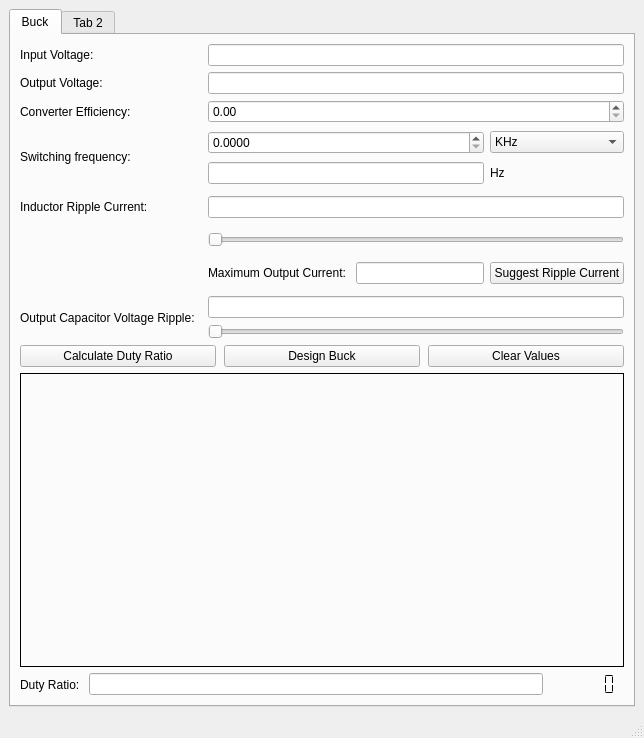
Old version of the form project_driver.ui in the repository Cubesat-EPS-Project/project_driver.
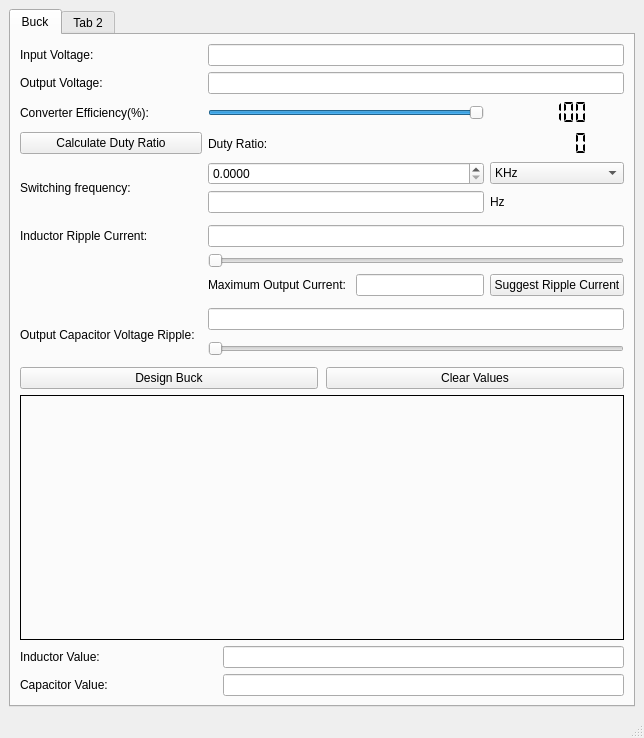
New version of the form. Icons and pictures are not drawn.

```diff
--- a/project_driver.ui
+++ b/project_driver.ui
@@ -24,93 +24,73 @@
         </property>
         <widget class="QWidget" name="bck">
          <attribute name="icon">
-          <iconset theme="go-down"/>
+          <iconset theme="go-down">
+           <normaloff>.</normaloff>.</iconset>
          </attribute>
          <attribute name="title">
           <string>Buck</string>
          </attribute>
          <layout class="QGridLayout" name="gridLayout_9">
-          <item row="2" column="0">
-           <widget class="QLabel" name="label_13">
-            <property name="layoutDirection">
-             <enum>Qt::LeftToRight</enum>
+          <item row="1" column="0">
+           <layout class="QHBoxLayout" name="horizontalLayout_2">
+            <property name="spacing">
+             <number>8</number>
             </property>
-            <property name="frameShape">
-             <enum>QFrame::Panel</enum>
+            <property name="rightMargin">
+             <number>0</number>
             </property>
-            <property name="text">
-             <string/>
+            <property name="bottomMargin">
+             <number>0</number>
             </property>
-            <property name="pixmap">
-             <pixmap resource="r1.qrc">:/new/prefix1/Buck_converter.svg</pixmap>
-            </property>
-            <property name="scaledContents">
-             <bool>false</bool>
-            </property>
-            <property name="alignment">
-             <set>Qt::AlignCenter</set>
-            </property>
-            <property name="wordWrap">
-             <bool>false</bool>
-            </property>
-            <property name="buddy">
-             <cstring></cstring>
-            </property>
-           </widget>
+            <item>
+             <widget class="QPushButton" name="designbtn">
+              <property name="text">
+               <string>Design Buck</string>
+              </property>
+             </widget>
+            </item>
+            <item>
+             <widget class="QPushButton" name="clrbtn">
+              <property name="text">
+               <string>Clear Values</string>
+              </property>
+             </widget>
+            </item>
+           </layout>
           </item>
           <item row="0" column="0">
            <layout class="QGridLayout" name="gridLayout_3">
-            <item row="3" column="0">
-             <widget class="QLabel" name="label_15">
+            <item row="9" column="0">
+             <widget class="QLabel" name="label_4">
               <property name="text">
-               <string>Converter Efficiency:</string>
+               <string>Inductor Ripple Current: </string>
               </property>
              </widget>
             </item>
-            <item row="11" column="2">
-             <widget class="QPushButton" name="irpsugg">
-              <property name="text">
-               <string>Suggest Ripple Current</string>
+            <item row="13" column="0" colspan="3">
+             <spacer name="horizontalSpacer_2">
+              <property name="orientation">
+               <enum>Qt::Horizontal</enum>
               </property>
-             </widget>
-            </item>
-            <item row="4" column="2" rowspan="2">
-             <widget class="QComboBox" name="swfm">
-              <property name="minimumSize">
+              <property name="sizeHint" stdset="0">
                <size>
-                <width>0</width>
-                <height>0</height>
+                <width>40</width>
+                <height>6</height>
                </size>
               </property>
-              <property name="maximumSize">
-               <size>
-                <width>457457</width>
-                <height>16777215</height>
-               </size>
-              </property>
-              <item>
-               <property name="text">
-                <string>KHz</string>
-               </property>
-              </item>
-              <item>
-               <property name="text">
-                <string>MHz</string>
-               </property>
-              </item>
-             </widget>
+             </spacer>
             </item>
-            <item row="2" column="0">
-             <widget class="QLabel" name="label_2">
+            <item row="2" column="1" colspan="2">
+             <widget class="QLineEdit" name="vout"/>
+            </item>
+            <item row="7" column="2">
+             <widget class="QLabel" name="label_12">
               <property name="text">
-               <string>Output Voltage: </string>
+               <string>Hz</string>
               </property>
              </widget>
             </item>
-            <item row="1" column="1" colspan="2">
-             <widget class="QLineEdit" name="vin"/>
-            </item>
-            <item row="4" column="1" rowspan="2">
+            <item row="5" column="1" rowspan="2">
              <widget class="QDoubleSpinBox" name="swf">
               <property name="minimumSize">
                <size>
@@ -138,48 +118,64 @@
               </property>
              </widget>
             </item>
+            <item row="2" column="0">
+             <widget class="QLabel" name="label_2">
+              <property name="text">
+               <string>Output Voltage: </string>
+              </property>
+             </widget>
+            </item>
+            <item row="8" column="0" colspan="3">
+             <spacer name="horizontalSpacer">
+              <property name="orientation">
+               <enum>Qt::Horizontal</enum>
+              </property>
+              <property name="sizeHint" stdset="0">
+               <size>
+                <width>20</width>
+                <height>6</height>
+               </size>
+              </property>
+             </spacer>
+            </item>
             <item row="14" column="1" colspan="2">
-             <widget class="QSlider" name="horizontalSlider_2">
-              <property name="orientation">
-               <enum>Qt::Horizontal</enum>
-              </property>
-             </widget>
+             <widget class="QLineEdit" name="vripp"/>
             </item>
-            <item row="8" column="0">
-             <widget class="QLabel" name="label_4">
-              <property name="text">
-               <string>Inductor Ripple Current: </string>
+            <item row="3" column="2">
+             <widget class="QLCDNumber" name="lcdNumber_2">
+              <property name="minimumSize">
+               <size>
+                <width>39</width>
+                <height>25</height>
+               </size>
               </property>
-             </widget>
-            </item>
-            <item row="13" column="0" rowspan="2">
-             <widget class="QLabel" name="label_5">
-              <property name="text">
-               <string>Output Capacitor Voltage Ripple:  </string>
+              <property name="frameShape">
+               <enum>QFrame::Box</enum>
               </property>
-             </widget>
-            </item>
-            <item row="9" column="1" rowspan="2" colspan="2">
-             <widget class="QSlider" name="ilrippslider">
-              <property name="orientation">
-               <enum>Qt::Horizontal</enum>
+              <property name="frameShadow">
+               <enum>QFrame::Raised</enum>
               </property>
-             </widget>
-            </item>
-            <item row="3" column="1" colspan="2">
-             <widget class="QDoubleSpinBox" name="eff">
-              <property name="maximum">
+              <property name="lineWidth">
+               <number>1</number>
+              </property>
+              <property name="midLineWidth">
+               <number>-1</number>
+              </property>
+              <property name="smallDecimalPoint">
+               <bool>false</bool>
+              </property>
+              <property name="segmentStyle">
+               <enum>QLCDNumber::Flat</enum>
+              </property>
+              <property name="value" stdset="0">
                <double>100.000000000000000</double>
               </property>
-              <property name="singleStep">
-               <double>0.500000000000000</double>
-              </property>
              </widget>
             </item>
-            <item row="2" column="1" colspan="2">
-             <widget class="QLineEdit" name="vout"/>
+            <item row="1" column="1" colspan="2">
+             <widget class="QLineEdit" name="vin"/>
             </item>
-            <item row="11" column="1">
+            <item row="12" column="1">
              <layout class="QHBoxLayout" name="horizontalLayout_4">
               <property name="topMargin">
                <number>0</number>
@@ -200,41 +196,62 @@
               </item>
              </layout>
             </item>
-            <item row="7" column="0" colspan="3">
-             <spacer name="horizontalSpacer">
+            <item row="3" column="1">
+             <widget class="QSlider" name="horizontalSlider">
+              <property name="minimumSize">
+               <size>
+                <width>0</width>
+                <height>25</height>
+               </size>
+              </property>
+              <property name="sizeIncrement">
+               <size>
+                <width>0</width>
+                <height>0</height>
+               </size>
+              </property>
+              <property name="autoFillBackground">
+               <bool>false</bool>
+              </property>
+              <property name="minimum">
+               <number>400</number>
+              </property>
+              <property name="maximum">
+               <number>1000</number>
+              </property>
+              <property name="value">
+               <number>1000</number>
+              </property>
+              <property name="tracking">
+               <bool>true</bool>
+              </property>
               <property name="orientation">
                <enum>Qt::Horizontal</enum>
               </property>
-              <property name="sizeHint" stdset="0">
-               <size>
-                <width>20</width>
-                <height>6</height>
-               </size>
+              <property name="tickPosition">
+               <enum>QSlider::NoTicks</enum>
               </property>
-             </spacer>
+              <property name="tickInterval">
+               <number>1</number>
+              </property>
+             </widget>
             </item>
-            <item row="4" column="0" rowspan="3">
-             <widget class="QLabel" name="label_3">
+            <item row="14" column="0" rowspan="2">
+             <widget class="QLabel" name="label_5">
               <property name="text">
-               <string>Switching frequency: </string>
+               <string>Output Capacitor Voltage Ripple:  </string>
               </property>
              </widget>
             </item>
-            <item row="12" column="0" colspan="3">
-             <spacer name="horizontalSpacer_2">
+            <item row="10" column="1" rowspan="2" colspan="2">
+             <widget class="QSlider" name="ilrippslider">
               <property name="orientation">
                <enum>Qt::Horizontal</enum>
               </property>
-              <property name="sizeHint" stdset="0">
-               <size>
-                <width>40</width>
-                <height>6</height>
-               </size>
-              </property>
-             </spacer>
+             </widget>
             </item>
-            <item row="13" column="1" colspan="2">
-             <widget class="QLineEdit" name="vripp"/>
+            <item row="9" column="1" colspan="2">
+             <widget class="QLineEdit" name="iripp"/>
             </item>
             <item row="1" column="0">
              <widget class="QLabel" name="label">
@@ -243,10 +260,60 @@
               </property>
              </widget>
             </item>
-            <item row="8" column="1" colspan="2">
-             <widget class="QLineEdit" name="iripp"/>
+            <item row="12" column="2">
+             <widget class="QPushButton" name="irpsugg">
+              <property name="text">
+               <string>Suggest Ripple Current</string>
+              </property>
+             </widget>
             </item>
-            <item row="6" column="1">
+            <item row="5" column="2" rowspan="2">
+             <widget class="QComboBox" name="swfm">
+              <property name="minimumSize">
+               <size>
+                <width>0</width>
+                <height>0</height>
+               </size>
+              </property>
+              <property name="maximumSize">
+               <size>
+                <width>457457</width>
+                <height>16777215</height>
+               </size>
+              </property>
+              <item>
+               <property name="text">
+                <string>KHz</string>
+               </property>
+              </item>
+              <item>
+               <property name="text">
+                <string>MHz</string>
+               </property>
+              </item>
+             </widget>
+            </item>
+            <item row="5" column="0" rowspan="3">
+             <widget class="QLabel" name="label_3">
+              <property name="text">
+               <string>Switching frequency: </string>
+              </property>
+             </widget>
+            </item>
+            <item row="15" column="1" colspan="2">
+             <widget class="QSlider" name="horizontalSlider_2">
+              <property name="minimumSize">
+               <size>
+                <width>0</width>
+                <height>25</height>
+               </size>
+              </property>
+              <property name="orientation">
+               <enum>Qt::Horizontal</enum>
+              </property>
+             </widget>
+            </item>
+            <item row="7" column="1">
              <widget class="QLineEdit" name="swf_2">
               <property name="readOnly">
                <bool>true</bool>
@@ -256,57 +323,33 @@
               </property>
              </widget>
             </item>
-            <item row="6" column="2">
-             <widget class="QLabel" name="label_12">
+            <item row="3" column="0">
+             <widget class="QLabel" name="label_15">
               <property name="text">
-               <string>Hz</string>
+               <string>Converter Efficiency(%):</string>
               </property>
              </widget>
             </item>
-           </layout>
-          </item>
-          <item row="1" column="0">
-           <layout class="QHBoxLayout" name="horizontalLayout_2">
-            <property name="spacing">
-             <number>8</number>
-            </property>
-            <property name="rightMargin">
-             <number>0</number>
-            </property>
-            <property name="bottomMargin">
-             <number>0</number>
-            </property>
-            <item>
+            <item row="4" column="0">
              <widget class="QPushButton" name="pushButton">
               <property name="text">
                <string>Calculate Duty Ratio</string>
               </property>
              </widget>
             </item>
-            <item>
-             <widget class="QPushButton" name="designbtn">
+            <item row="4" column="1">
+             <widget class="QLabel" name="label_11">
               <property name="text">
-               <string>Design Buck</string>
+               <string>Duty Ratio: </string>
               </property>
              </widget>
             </item>
-            <item>
-             <widget class="QPushButton" name="clrbtn">
-              <property name="text">
-               <string>Clear Values</string>
-              </property>
-             </widget>
-            </item>
-           </layout>
-          </item>
-          <item row="3" column="0">
-           <layout class="QGridLayout" name="gridLayout_8">
-            <item row="0" column="2">
+            <item row="4" column="2">
              <widget class="QLCDNumber" name="lcdNumber">
               <property name="minimumSize">
                <size>
                 <width>75</width>
-                <height>21</height>
+                <height>25</height>
                </size>
               </property>
               <property name="frameShape">
@@ -316,7 +359,10 @@
                <number>-1</number>
               </property>
               <property name="smallDecimalPoint">
-               <bool>true</bool>
+               <bool>false</bool>
+              </property>
+              <property name="digitCount">
+               <number>5</number>
               </property>
               <property name="segmentStyle">
                <enum>QLCDNumber::Flat</enum>
@@ -326,15 +372,57 @@
               </property>
              </widget>
             </item>
-            <item row="0" column="0">
-             <widget class="QLabel" name="label_11">
+           </layout>
+          </item>
+          <item row="2" column="0">
+           <widget class="QLabel" name="label_13">
+            <property name="layoutDirection">
+             <enum>Qt::LeftToRight</enum>
+            </property>
+            <property name="frameShape">
+             <enum>QFrame::Panel</enum>
+            </property>
+            <property name="text">
+             <string/>
+            </property>
+            <property name="pixmap">
+             <pixmap resource="r1.qrc">:/new/prefix1/Buck_converter.svg</pixmap>
+            </property>
+            <property name="scaledContents">
+             <bool>false</bool>
+            </property>
+            <property name="alignment">
+             <set>Qt::AlignCenter</set>
+            </property>
+            <property name="wordWrap">
+             <bool>false</bool>
+            </property>
+            <property name="buddy">
+             <cstring></cstring>
+            </property>
+           </widget>
+          </item>
+          <item row="3" column="0">
+           <layout class="QGridLayout" name="gridLayout_8">
+            <item row="1" column="0">
+             <widget class="QLabel" name="label_16">
               <property name="text">
-               <string>Duty Ratio: </string>
+               <string>Inductor Value: </string>
               </property>
              </widget>
             </item>
-            <item row="0" column="1">
-             <widget class="QLineEdit" name="duty"/>
+            <item row="2" column="0">
+             <widget class="QLabel" name="label_17">
+              <property name="text">
+               <string>Capacitor Value: </string>
+              </property>
+             </widget>
+            </item>
+            <item row="2" column="1" colspan="2">
+             <widget class="QLineEdit" name="capval"/>
+            </item>
+            <item row="1" column="1" colspan="2">
+             <widget class="QLineEdit" name="indcbk"/>
             </item>
            </layout>
           </item>
```
